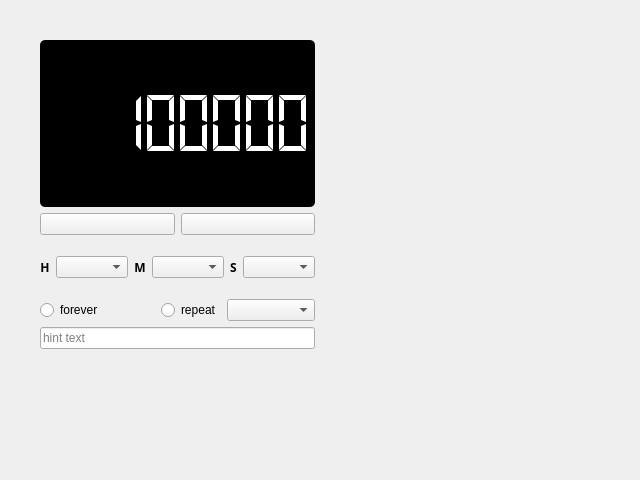
This is Timer/misc/app_widget.ui in kakusikun/pyqt-projects as Qt 5 draws it before an edit. The edited form follows.
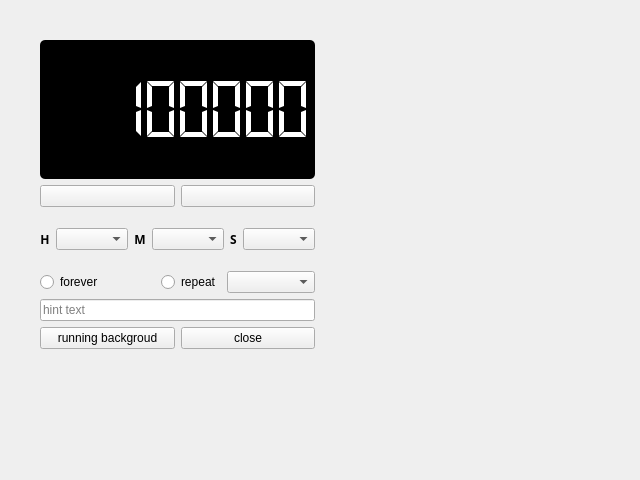
This is the edited form. Icons and pictures are not drawn.

Commit message: [update] Timer 1. add system tray 2. running background 3. stop and show timer 4. change style of all button

```diff
--- a/Timer/misc/app_widget.ui
+++ b/Timer/misc/app_widget.ui
@@ -260,6 +260,27 @@
         </property>
        </widget>
       </item>
+      <item>
+       <layout class="QHBoxLayout" name="horizontalLayout_7">
+        <item>
+         <widget class="QPushButton" name="hide_btn">
+          <property name="text">
+           <string>running backgroud</string>
+          </property>
+         </widget>
+        </item>
+        <item>
+         <widget class="QPushButton" name="exit_btn">
+          <property name="styleSheet">
+           <string notr="true">QPushButton:checked {color: white;}</string>
+          </property>
+          <property name="text">
+           <string>close</string>
+          </property>
+         </widget>
+        </item>
+       </layout>
+      </item>
      </layout>
     </item>
    </layout>
```
The commit also changes 6 other files.
